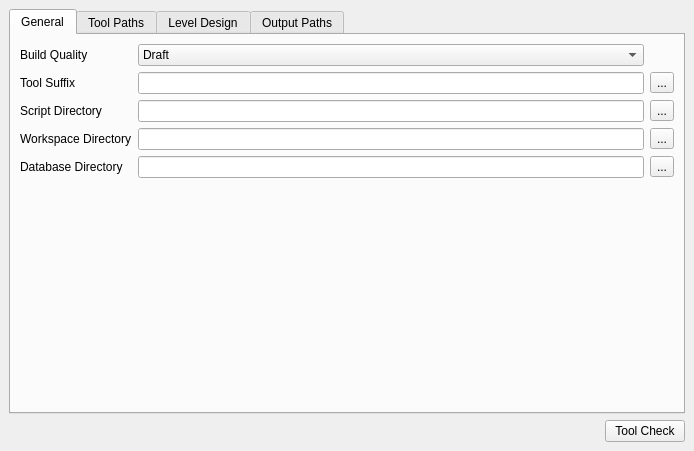
First picture: the form in code/nel/tools/3d/object_viewer_qt/src/plugins/build_gamedata/build_gamedata_settings_page.ui, repository sythaeryn/pndrpg, before the edit.
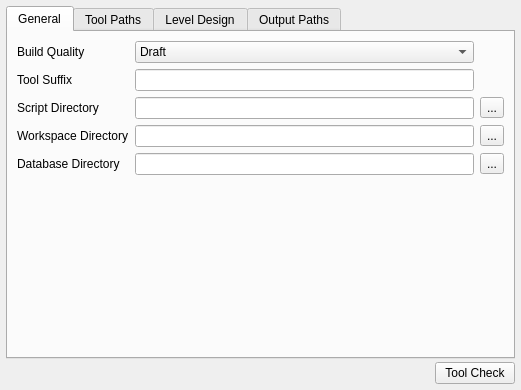
Second picture: the form after the edit.

Commit message: Changed: Cleared ui layout.

```diff
--- a/code/nel/tools/3d/object_viewer_qt/src/plugins/build_gamedata/build_gamedata_settings_page.ui
+++ b/code/nel/tools/3d/object_viewer_qt/src/plugins/build_gamedata/build_gamedata_settings_page.ui
@@ -6,48 +6,21 @@
    <rect>
     <x>0</x>
     <y>0</y>
-    <width>694</width>
-    <height>451</height>
+    <width>521</width>
+    <height>390</height>
    </rect>
   </property>
   <property name="windowTitle">
    <string>Form</string>
   </property>
-  <layout class="QGridLayout" name="gridLayout_2">
-   <property name="margin">
-    <number>0</number>
-   </property>
-   <item row="0" column="0">
-    <widget class="QWidget" name="widget" native="true">
      <layout class="QGridLayout" name="gridLayout">
-      <item row="1" column="0">
-       <layout class="QHBoxLayout" name="horizontalLayout">
-        <item>
-         <spacer name="horizontalSpacer">
-          <property name="orientation">
-           <enum>Qt::Horizontal</enum>
-          </property>
-          <property name="sizeHint" stdset="0">
-           <size>
-            <width>40</width>
-            <height>20</height>
-           </size>
-          </property>
-         </spacer>
-        </item>
-        <item>
-         <widget class="QPushButton" name="pushButton">
-          <property name="toolTip">
-           <string>Check for the availability of tools used by the build gamedata process.</string>
-          </property>
-          <property name="text">
-           <string>Tool Check</string>
-          </property>
-         </widget>
-        </item>
-       </layout>
-      </item>
-      <item row="0" column="0">
+   <property name="margin">
+    <number>6</number>
+   </property>
+   <property name="spacing">
+    <number>3</number>
+   </property>
+   <item row="0" column="0" colspan="2">
        <widget class="QTabWidget" name="tabWidget">
         <property name="currentIndex">
          <number>0</number>
@@ -57,6 +30,27 @@
           <string>General</string>
          </attribute>
          <layout class="QGridLayout" name="gridLayout_4">
+       <item row="2" column="0">
+        <widget class="QLabel" name="label">
+         <property name="text">
+          <string>Build Quality</string>
+         </property>
+        </widget>
+       </item>
+       <item row="2" column="2">
+        <widget class="QComboBox" name="comboBox">
+         <item>
+          <property name="text">
+           <string>Draft</string>
+          </property>
+         </item>
+         <item>
+          <property name="text">
+           <string>Full</string>
+          </property>
+         </item>
+        </widget>
+       </item>
           <item row="4" column="0">
            <widget class="QLabel" name="label_3">
             <property name="text">
@@ -67,13 +61,6 @@
           <item row="4" column="2">
            <widget class="QLineEdit" name="lineEdit_2"/>
           </item>
-          <item row="4" column="3">
-           <widget class="QToolButton" name="toolButton_4">
-            <property name="text">
-             <string>...</string>
-            </property>
-           </widget>
-          </item>
           <item row="5" column="0">
            <widget class="QLabel" name="label_2">
             <property name="text">
@@ -125,27 +112,6 @@
             </property>
            </widget>
           </item>
-          <item row="2" column="0">
-           <widget class="QLabel" name="label">
-            <property name="text">
-             <string>Build Quality</string>
-            </property>
-           </widget>
-          </item>
-          <item row="2" column="2">
-           <widget class="QComboBox" name="comboBox">
-            <item>
-             <property name="text">
-              <string>Draft</string>
-             </property>
-            </item>
-            <item>
-             <property name="text">
-              <string>Full</string>
-             </property>
-            </item>
-           </widget>
-          </item>
           <item row="8" column="0">
            <spacer name="verticalSpacer">
             <property name="orientation">
@@ -461,7 +427,27 @@
         </widget>
        </widget>
       </item>
-     </layout>
+   <item row="1" column="0">
+    <spacer name="horizontalSpacer">
+     <property name="orientation">
+      <enum>Qt::Horizontal</enum>
+     </property>
+     <property name="sizeHint" stdset="0">
+      <size>
+       <width>428</width>
+       <height>20</height>
+      </size>
+     </property>
+    </spacer>
+   </item>
+   <item row="1" column="1">
+    <widget class="QPushButton" name="pushButton">
+     <property name="toolTip">
+      <string>Check for the availability of tools used by the build gamedata process.</string>
+     </property>
+     <property name="text">
+      <string>Tool Check</string>
+     </property>
     </widget>
    </item>
   </layout>
```
Left out of the diff: 20 changed lines with no effect on the pictures. Lines whose indentation alone changed are shown as unchanged.
